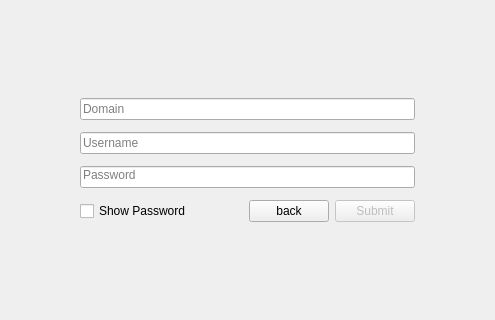
Chuks8888/PasswordManager, file mainwindow.ui: the form before one commit; both pictures show x 152 to 647 and y 101 to 421 of the 780 by 592 pixel window.
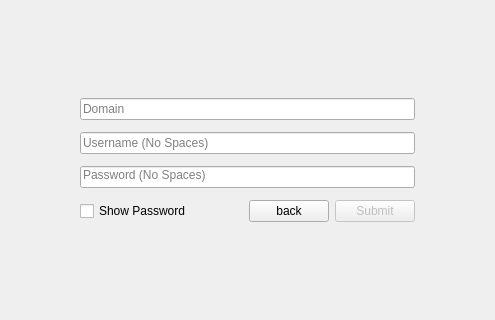
The form after the commit. The open tabs and pages were chosen to show the change.

```diff
--- a/mainwindow.ui
+++ b/mainwindow.ui
@@ -343,7 +343,7 @@
               <enum>QLineEdit::EchoMode::Normal</enum>
              </property>
              <property name="placeholderText">
-              <string>Username</string>
+              <string>Username (No Spaces)</string>
              </property>
             </widget>
            </item>
@@ -365,7 +365,7 @@
               <set>Qt::AlignmentFlag::AlignLeading|Qt::AlignmentFlag::AlignLeft|Qt::AlignmentFlag::AlignTop</set>
              </property>
              <property name="placeholderText">
-              <string>Password</string>
+              <string>Password (No Spaces)</string>
              </property>
             </widget>
            </item>
```
